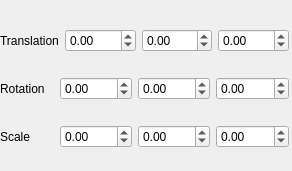
Before: the Qt Designer form Project1/componenttransform.ui in MarcLF/CuteTProject1, drawn with Qt 5.
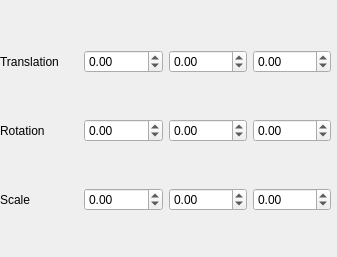
After: the same form once the commit is applied.

The edit to the form file:
```diff
--- a/Project1/componenttransform.ui
+++ b/Project1/componenttransform.ui
@@ -6,8 +6,8 @@
    <rect>
     <x>0</x>
     <y>0</y>
-    <width>292</width>
-    <height>171</height>
+    <width>337</width>
+    <height>257</height>
    </rect>
   </property>
   <property name="windowTitle">
@@ -18,8 +18,8 @@
     <rect>
      <x>0</x>
      <y>10</y>
-     <width>289</width>
-     <height>160</height>
+     <width>331</width>
+     <height>241</height>
     </rect>
    </property>
    <layout class="QVBoxLayout" name="verticalLayout">
```
